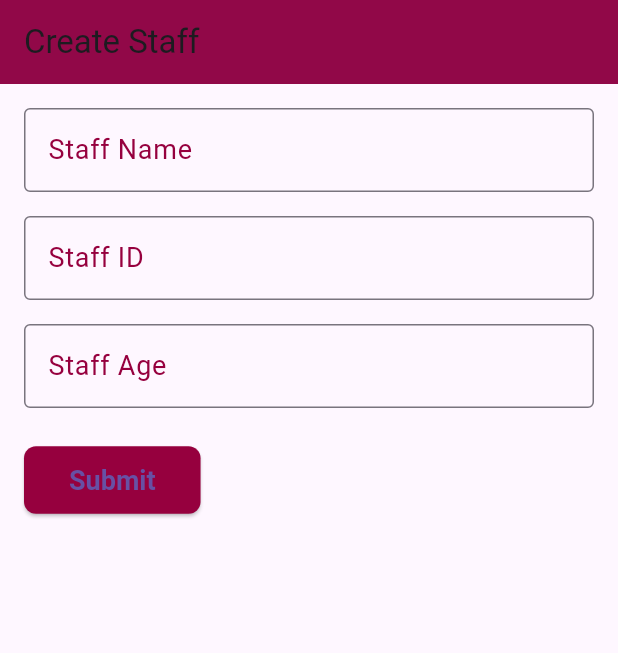
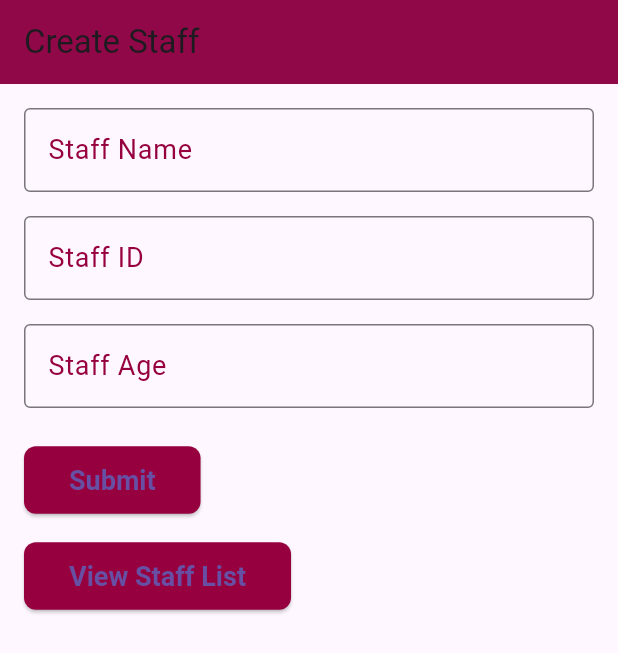
Before and after one commit to FathiahAisyah02/dapur_mak_long_app, a Flutter app: the screen it shows after launch, on a phone screen of 412 x 824 dp. Shown: the top 653 px of the screen. Run offline on Flutter 3.47's test engine with Material 3 defaults, Android fonts, the light colour scheme and no system bars; our stand-ins replace cloud_firestore, firebase_core; accounts and stored records are empty.

Commit message:
third commit

```diff
--- a/lib/screens/staff_creation_page.dart
+++ b/lib/screens/staff_creation_page.dart
@@ -1,6 +1,6 @@
 import 'package:flutter/material.dart';
-import 'staff_list_page.dart'; // Ensure correct navigation to Staff List Page
 import 'package:cloud_firestore/cloud_firestore.dart';
+import 'staff_list_page.dart';  // Import the StaffListPage
 
 class StaffCreationPage extends StatefulWidget {
   const StaffCreationPage({Key? key}) : super(key: key);
@@ -145,6 +145,25 @@ class _StaffCreationPageState extends State<StaffCreationPage> {
                 ),
                 child: Text('Submit'),
               ),
+              SizedBox(height: 16),
+              // Button to go to Staff List Page directly without adding a staff
+              ElevatedButton(
+                onPressed: () {
+                  Navigator.push(
+                    context,
+                    MaterialPageRoute(builder: (context) => StaffListPage()),
+                  );
+                },
+                style: ElevatedButton.styleFrom(
+                  backgroundColor: const Color.fromARGB(255, 150, 0, 62),
+                  padding: EdgeInsets.symmetric(vertical: 12, horizontal: 30),
+                  textStyle: TextStyle(fontSize: 18, fontWeight: FontWeight.bold),
+                  shape: RoundedRectangleBorder(
+                    borderRadius: BorderRadius.circular(8),
+                  ),
+                ),
+                child: Text('View Staff List'),
+              ),
             ],
           ),
         ),
```
